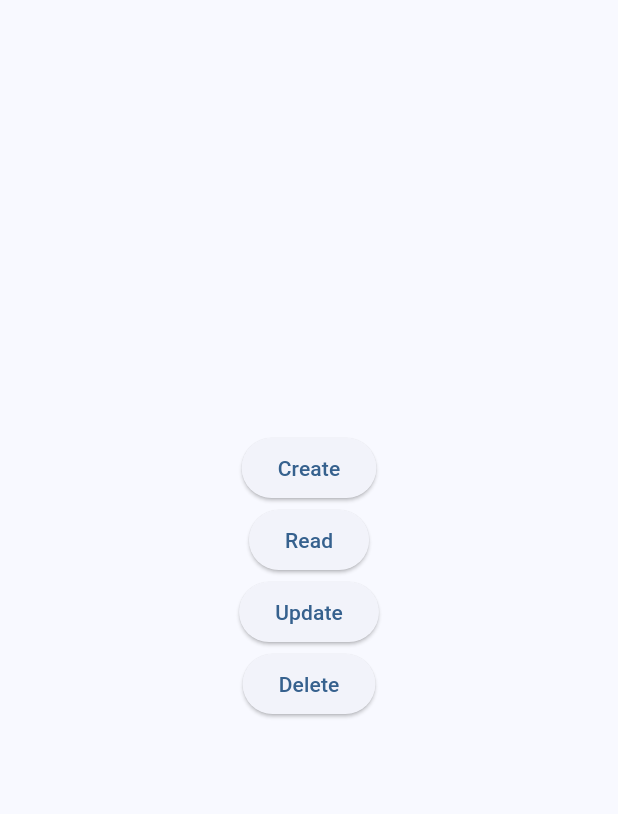
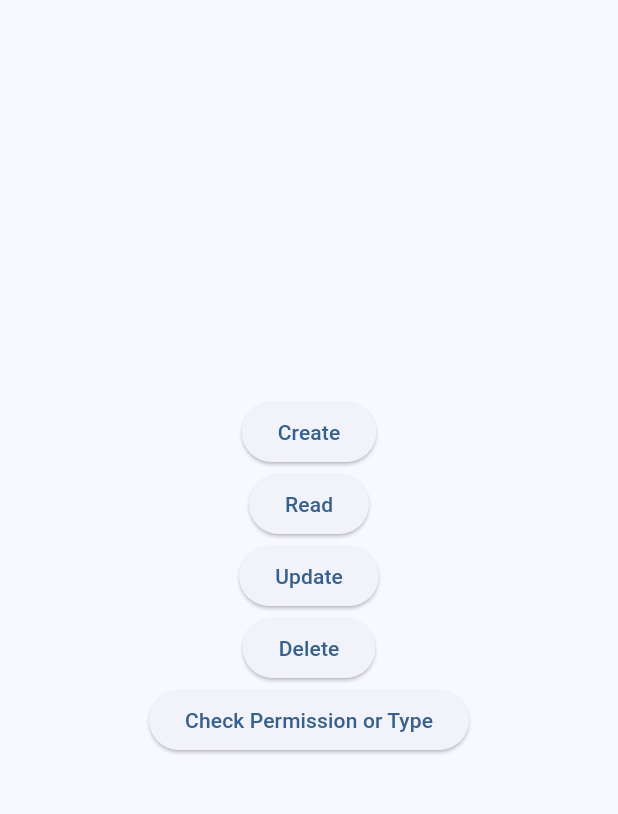
Before and after one commit to fenicfelix/flutter_permify, a Flutter app: the screen it shows after launch, on a phone screen of 412 x 824 dp, the part 84-898 px from its top. Run offline on Flutter 3.47's test engine with Material 3 defaults, Android fonts, the phone set to English and light mode, and no system bars; our stand-ins replace shared_preferences; missing offline and left inert: smart_edge_alert.

Commit message:
Updates to version 0.0.4

```diff
--- a/example/lib/main.dart
+++ b/example/lib/main.dart
@@ -37,6 +37,7 @@ class _MyHomePageState extends State<MyHomePage> {
     setState(() {
       // ignore: avoid_print
       Permify.setPermissions(['read', 'create']);
+      Permify.setPermissionType('admin');
     });
   }
 
@@ -88,6 +89,16 @@ class _MyHomePageState extends State<MyHomePage> {
     }
   }
 
+  /// function to check if user has a specific permission or permission type
+  void checkPermissionOrType() async {
+    if (await Permify.hasPermissionOrType('read', 'admin')) {
+      showAlert("GRANTED", "User has read permission or admin permission type");
+    } else {
+      showAlert(
+          "DENIED", "User has no read permission or admin permission type");
+    }
+  }
+
   @override
   Widget build(BuildContext context) {
     definePermissions();
@@ -126,6 +137,12 @@ class _MyHomePageState extends State<MyHomePage> {
                 onPressed: delete,
                 child: const Text('Delete'),
               ),
+
+              /// has permission or permission type button
+              ElevatedButton(
+                onPressed: checkPermissionOrType,
+                child: const Text('Check Permission or Type'),
+              ),
             ],
           ),
         ),
--- a/lib/permify.dart
+++ b/lib/permify.dart
@@ -101,6 +101,21 @@ class Permify {
     }
   }
 
+  /// Check if current user has a specific permission or has a specific permission type
+  /// This method is useful for checking if the user has a specific permission or permission type
+  static Future<bool> hasPermissionOrType(
+      String permission, String permissionType) async {
+    /// Check if the user has the specific permission or permission type
+    try {
+      return await hasPermission(permission) ||
+          await hasPermissionType(permissionType);
+    } catch (e) {
+      // Handle exceptions
+      print('Error checking permission or type: $e');
+      throw Exception('Failed to check permission or type');
+    }
+  }
+
   /// Set the roles for the current user
   static Future<void> setRoles(List<String>? roles) async {
     /// Check if the roles list is null or empty
--- a/pubspec.yaml
+++ b/pubspec.yaml
@@ -1,6 +1,6 @@
 name: permify
 description: A comprehensive Flutter package that simplifies role-based access control (RBAC) and permission management within your Flutter applications.
-version: 0.0.3
+version: 0.0.4
 homepage: https://github.com/fenicfelix/permify
 
 environment:
```
Also changed, not shown: 3 other files.
